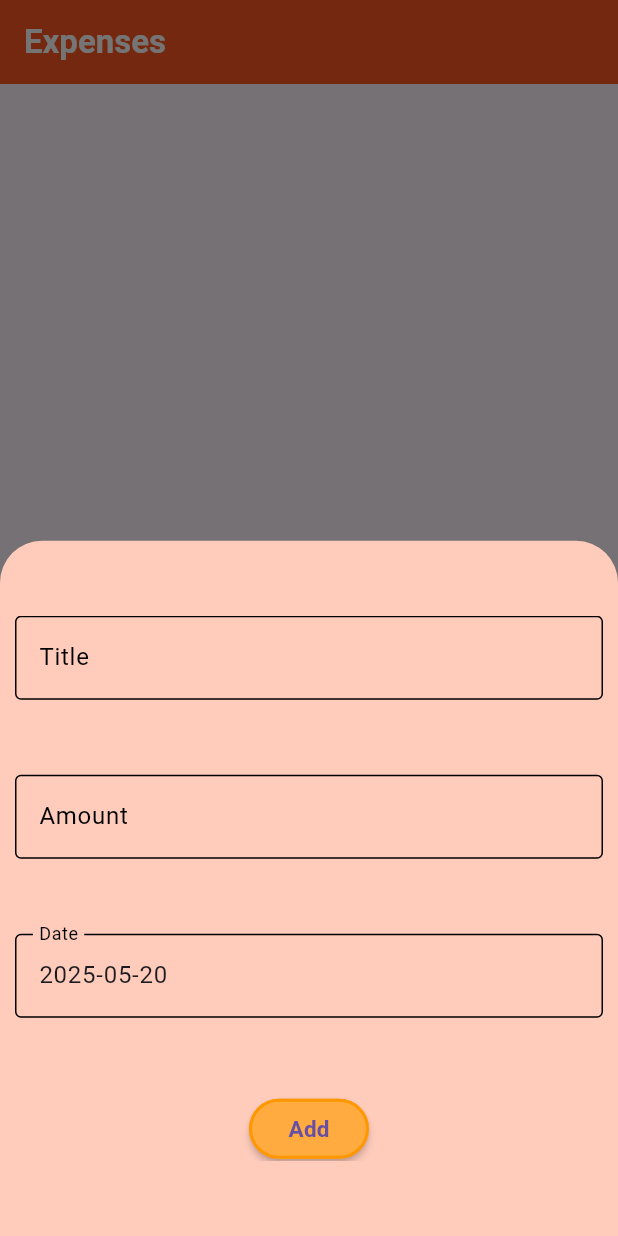
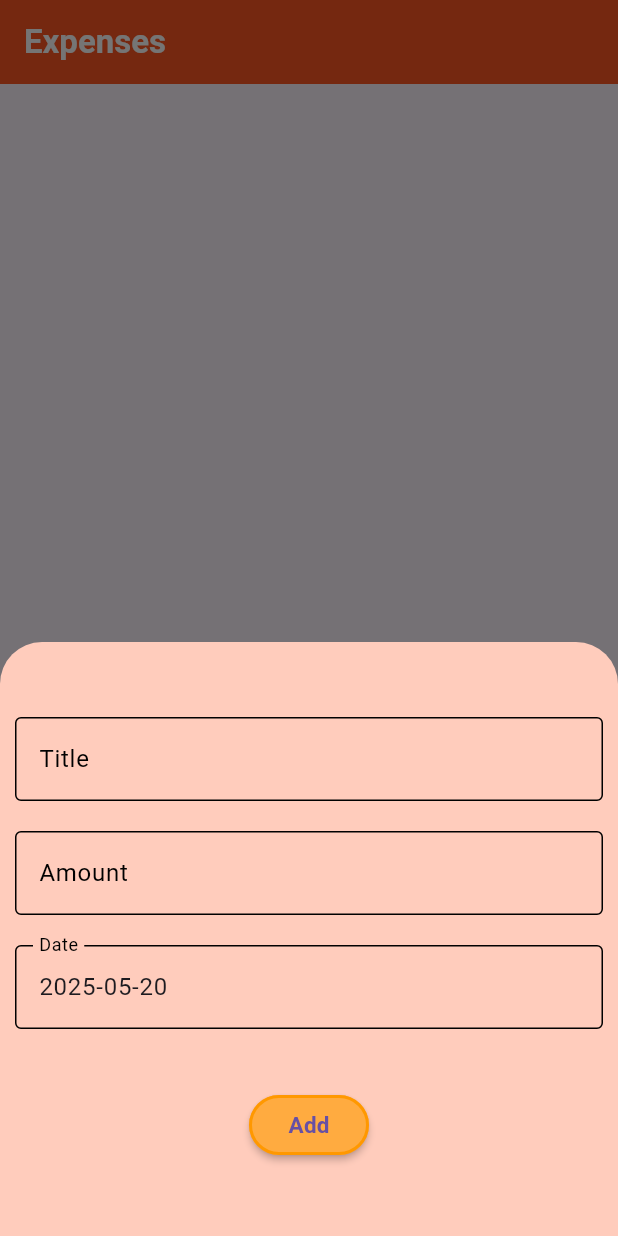
Before and after one commit to rz-rahimi01/Flutter-Projects-60-Days-Challenge, a Flutter app: the screen it shows after launch, after a tap on the "add" icon, on a phone screen of 412 x 824 dp. Run offline on Flutter 3.47's test engine with Material 3 defaults, Android fonts, the phone set to English and light mode, and no system bars; our stand-ins replace cloud_firestore, firebase_auth, firebase_core, fluttertoast, hive_flutter; accounts and stored records are empty.

Commit message:
Week 5 Day 4 (Correct)

```diff
--- a/Week 5/ExpenseTrackerApp/lib/main.dart
+++ b/Week 5/ExpenseTrackerApp/lib/main.dart
@@ -8,7 +8,8 @@ import 'package:provider/provider.dart';
 
 void main() async {
   WidgetsFlutterBinding.ensureInitialized();
-  Firebase.initializeApp();
+  await Firebase.initializeApp();
+
   runApp(
     MultiProvider(
       providers: [
--- a/Week 5/ExpenseTrackerApp/lib/providers/firebase_add.dart
+++ b/Week 5/ExpenseTrackerApp/lib/providers/firebase_add.dart
@@ -13,9 +13,8 @@ class FirebaseAdd extends ChangeNotifier {
 
       return "success";
       // Show success message, clear fields, etc.
-    } catch (e) {
-      print("🔥 Firebase Add Error: ${e.toString()}");
-      return "Unexpected error: ${e.toString()}";
+    } on FirebaseException catch (e) {
+      return e.code;
       // Show error message to user
     }
   }
--- a/Week 5/ExpenseTrackerApp/lib/screens/first.dart
+++ b/Week 5/ExpenseTrackerApp/lib/screens/first.dart
@@ -1,3 +1,4 @@
+import 'package:cloud_firestore/cloud_firestore.dart';
 import 'package:expensetracker/providers/expense_provider.dart';
 import 'package:expensetracker/widgets/modalsheet.dart';
 import 'package:flutter/material.dart';
@@ -11,6 +12,8 @@ class First extends StatefulWidget {
 }
 
 class _FirstState extends State<First> {
+  final firestoreData =
+      FirebaseFirestore.instance.collection("Entries").snapshots();
   List dummyexpenses = [
     {"Food": 40},
     {"Transportation": 25},
@@ -41,25 +44,31 @@ class _FirstState extends State<First> {
       body: Container(
         padding: EdgeInsets.symmetric(vertical: 15),
         decoration: BoxDecoration(),
-        child: Consumer<ExpensePro>(
-          builder: (context, value, child) {
+        child: StreamBuilder<QuerySnapshot>(
+          stream: firestoreData,
+          builder: (BuildContext context, AsyncSnapshot<QuerySnapshot> snap) {
+            if (snap.connectionState == ConnectionState.waiting) {
+              return Center(child: CircularProgressIndicator());
+            }
+            if (!snap.hasData) {
+              return Center(child: Text("No Data Availible"));
+            }
+            if (snap.hasError) {
+              return Center(child: Text("Unknown Error Occured"));
+            }
             return ListView.separated(
               separatorBuilder: (context, index) {
                 return Divider(indent: 20, endIndent: 20, color: Colors.black);
               },
-              itemCount: value.myexpense.length,
+              itemCount: snap.data!.docs.length,
               itemBuilder: (context, index) {
                 return ListTile(
                   title: Text(
-                    value.myexpense[index].title,
+                    snap.data!.docs[index]["title"],
                     style: TextStyle(fontSize: 25),
                   ),
-                  subtitle: Text(
-                    value.myexpense[index].date.toString().split(' ')[0],
-                  ), // 👈 access date
-                  trailing: Text(
-                    '\$${value.myexpense[index].amount}',
-                  ), // 👈 access amount
+                  subtitle: Text(snap.data!.docs[index]["date"]),
+                  trailing: Text("\$ ${snap.data!.docs[index]["amount"]}"),
                 );
               },
             );
@@ -82,7 +91,7 @@ class _FirstState extends State<First> {
               showModalBottomSheet(
                 backgroundColor: Colors.deepOrange[100],
                 context: context,
-                builder: (context) => Modalsheet(),
+                builder: (context) => Modalsheet(parentContext: context),
               );
             },
             backgroundColor: Colors.deepOrange,
--- a/Week 5/ExpenseTrackerApp/lib/widgets/modalsheet.dart
+++ b/Week 5/ExpenseTrackerApp/lib/widgets/modalsheet.dart
@@ -3,10 +3,12 @@ import 'package:expensetracker/providers/expense_provider.dart';
 import 'package:expensetracker/providers/firebase_add.dart';
 import 'package:flutter/material.dart';
 import 'package:flutter/services.dart';
+import 'package:fluttertoast/fluttertoast.dart';
 import 'package:provider/provider.dart';
 
 class Modalsheet extends StatefulWidget {
-  const Modalsheet({super.key});
+  final BuildContext parentContext;
+  const Modalsheet({super.key, required this.parentContext});
 
   @override
   State<Modalsheet> createState() => _ModalsheetState();
@@ -46,9 +48,10 @@ class _ModalsheetState extends State<Modalsheet> {
   }
 
   Future<void> firebasepush() async {
+    double amount = double.tryParse(amountcontroller.text) ?? 0;
     setState(() => isloading = true); // Start loading
     final povi = Provider.of<FirebaseAdd>(context, listen: false);
-    double amount = double.tryParse(amountcontroller.text) ?? 0;
+
     String result = await povi.add(
       titlecontroller.text,
       amount,
@@ -57,19 +60,33 @@ class _ModalsheetState extends State<Modalsheet> {
 
     if (result == "success") {
       valueAdd();
-
       setState(() => isloading = false);
-
       Navigator.pop(context);
     } else {
       setState(() => isloading = false);
+      switch (result) {
+        case "permission-denied":
+          Fluttertoast.showToast(
+            msg: "You do not have permission to add data.",
+          );
+          break;
+        case "unavailable":
+          Fluttertoast.showToast(
+            msg: "Service is temporarily unavailable. Try again later.",
+          );
+          break;
+        case "unknown-error":
+          Fluttertoast.showToast(
+            msg: "An unexpected error occurred. Please try again.",
+          );
+          break;
+        default:
+          Fluttertoast.showToast(
+            msg: "Error: $result",
+          ); // fallback if new error codes show up
+      }
 
-      ScaffoldMessenger.of(context).showSnackBar(
-        SnackBar(
-          content: Text("Error Message $result"),
-          duration: Duration(seconds: 2),
-        ),
-      );
+      // Fluttertoast.showToast(msg: result);
     }
   }
 
@@ -108,7 +125,6 @@ class _ModalsheetState extends State<Modalsheet> {
       },
       child: Container(
         margin: EdgeInsets.symmetric(horizontal: 10, vertical: 50),
-
         child: SingleChildScrollView(
           child: Form(
             key: formkey,
@@ -133,7 +149,7 @@ class _ModalsheetState extends State<Modalsheet> {
                     ),
                   ),
                 ),
-                SizedBox(height: 50),
+                SizedBox(height: 20),
                 TextFormField(
                   controller: amountcontroller,
                   keyboardType: TextInputType.numberWithOptions(decimal: true),
@@ -164,7 +180,7 @@ class _ModalsheetState extends State<Modalsheet> {
                   ),
                 ),
 
-                SizedBox(height: 50),
+                SizedBox(height: 20),
                 TextField(
                   controller: datecontroller,
                   readOnly: true,
@@ -182,7 +198,7 @@ class _ModalsheetState extends State<Modalsheet> {
                   onTap: () => selectdate(context),
                 ),
 
-                SizedBox(height: 50),
+                SizedBox(height: 40),
                 Center(
                   child:
                       isloading
--- a/Week 5/ExpenseTrackerApp/pubspec.yaml
+++ b/Week 5/ExpenseTrackerApp/pubspec.yaml
@@ -13,6 +13,9 @@ dependencies:
   firebase_auth: ^5.5.3
   cloud_firestore: ^5.6.7
   provider: ^6.1.5
+  fluttertoast: ^8.2.12
+
+
 
 
 dev_dependencies:
```
Also changed, not shown: Week 5/ExpenseTrackerApp/pubspec.lock.
